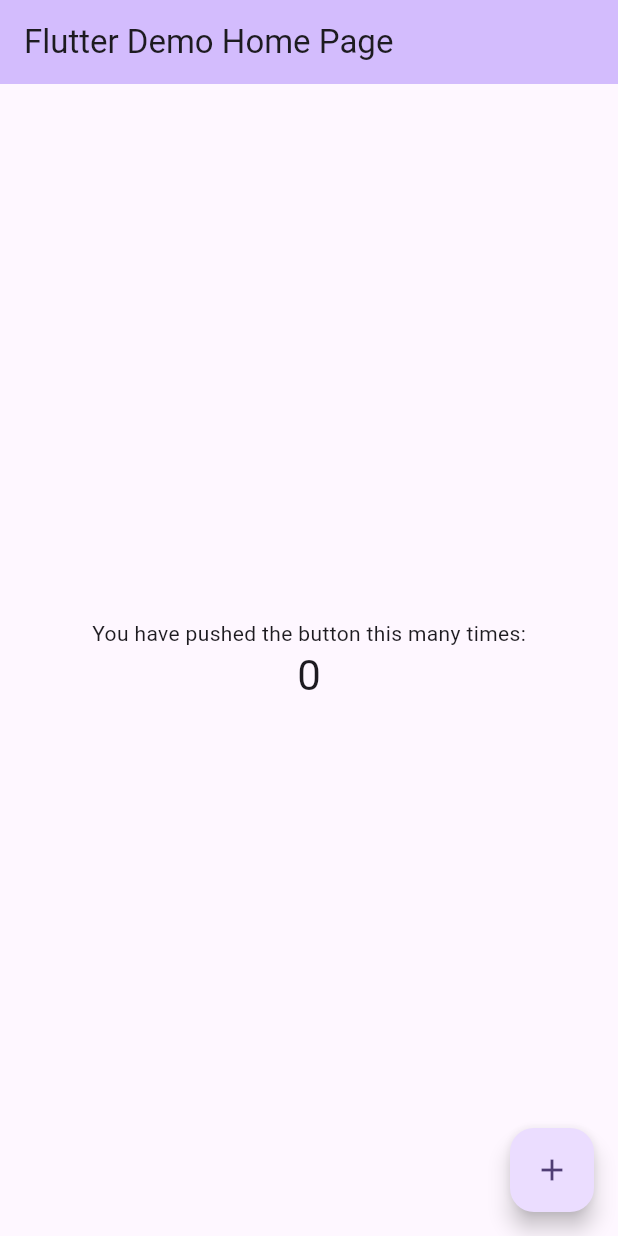
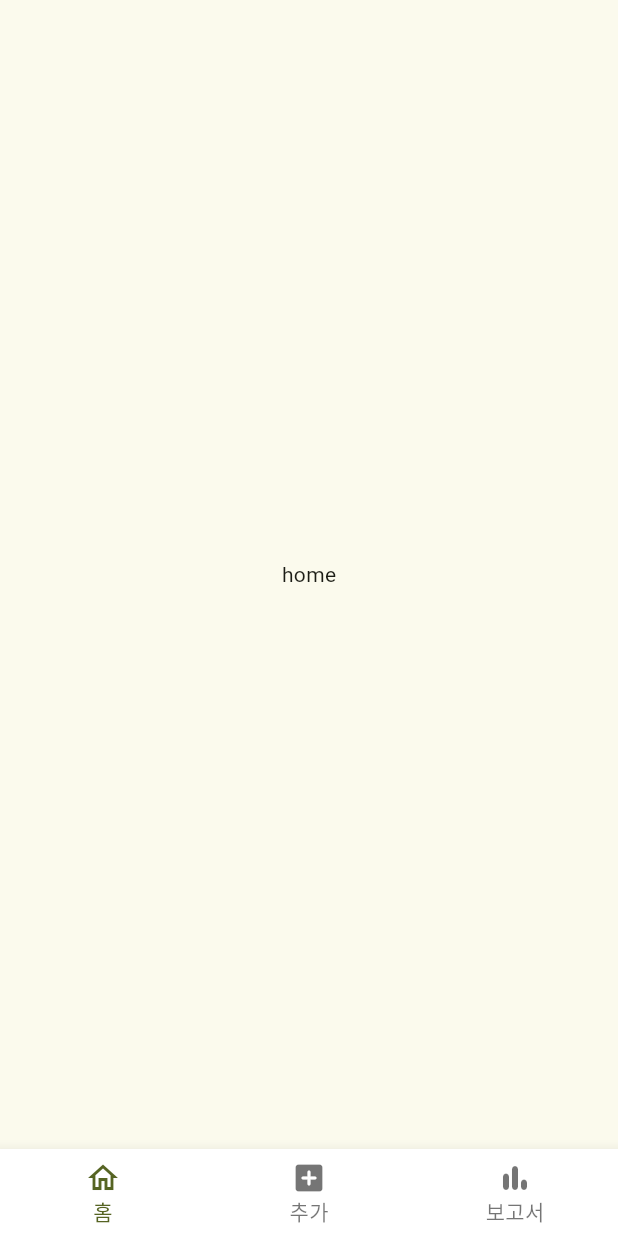
Before and after one commit to lxxyeon/SobieNote_Android, a Flutter app: the screen it shows after launch, on a phone screen of 412 x 824 dp. Run offline on Flutter 3.47's test engine with Material 3 defaults, Android fonts, the phone set to English and light mode, and no system bars.

Commit message:
[ADD] default layout 과 root tab 생성

```diff
--- /dev/null
+++ b/sobienote_flutter/lib/common/const/colors.dart
@@ -0,0 +1,6 @@
+import 'dart:ui';
+
+//primary colors
+const LIGHT_OLIVE = Color(0xFF5E6C2D);
+const OLIVE = Color(0xFF343C19);
+const DARK_OLIVE = Color(0xFF1F240F);
--- /dev/null
+++ b/sobienote_flutter/lib/component/default_layout.dart
@@ -0,0 +1,17 @@
+import 'package:flutter/material.dart';
+
+class DefaultLayout extends StatelessWidget {
+  final Widget child;
+  final Widget? bottomNavigationBar;
+
+  const DefaultLayout({
+    super.key,
+    required this.child,
+    this.bottomNavigationBar,
+  });
+
+  @override
+  Widget build(BuildContext context) {
+    return Scaffold(body: child, bottomNavigationBar: bottomNavigationBar);
+  }
+}
--- a/sobienote_flutter/lib/main.dart
+++ b/sobienote_flutter/lib/main.dart
@@ -1,122 +1,22 @@
 import 'package:flutter/material.dart';
+import 'package:sobienote_flutter/common/const/colors.dart';
+import 'package:sobienote_flutter/view/root_tab.dart';
 
 void main() {
-  runApp(const MyApp());
+  runApp(MyApp());
 }
 
 class MyApp extends StatelessWidget {
   const MyApp({super.key});
 
-  // This widget is the root of your application.
   @override
   Widget build(BuildContext context) {
     return MaterialApp(
       title: 'Flutter Demo',
       theme: ThemeData(
-        // This is the theme of your application.
-        //
-        // TRY THIS: Try running your application with "flutter run". You'll see
-        // the application has a purple toolbar. Then, without quitting the app,
-        // try changing the seedColor in the colorScheme below to Colors.green
-        // and then invoke "hot reload" (save your changes or press the "hot
-        // reload" button in a Flutter-supported IDE, or press "r" if you used
-        // the command line to start the app).
-        //
-        // Notice that the counter didn't reset back to zero; the application
-        // state is not lost during the reload. To reset the state, use hot
-        // restart instead.
-        //
-        // This works for code too, not just values: Most code changes can be
-        // tested with just a hot reload.
-        colorScheme: ColorScheme.fromSeed(seedColor: Colors.deepPurple),
+        colorScheme: ColorScheme.fromSeed(seedColor: OLIVE),
       ),
-      home: const MyHomePage(title: 'Flutter Demo Home Page'),
+      home: const RootTab(),
     );
   }
 }
-
-class MyHomePage extends StatefulWidget {
-  const MyHomePage({super.key, required this.title});
-
-  // This widget is the home page of your application. It is stateful, meaning
-  // that it has a State object (defined below) that contains fields that affect
-  // how it looks.
-
-  // This class is the configuration for the state. It holds the values (in this
-  // case the title) provided by the parent (in this case the App widget) and
-  // used by the build method of the State. Fields in a Widget subclass are
-  // always marked "final".
-
-  final String title;
-
-  @override
-  State<MyHomePage> createState() => _MyHomePageState();
-}
-
-class _MyHomePageState extends State<MyHomePage> {
-  int _counter = 0;
-
-  void _incrementCounter() {
-    setState(() {
-      // This call to setState tells the Flutter framework that something has
-      // changed in this State, which causes it to rerun the build method below
-      // so that the display can reflect the updated values. If we changed
-      // _counter without calling setState(), then the build method would not be
-      // called again, and so nothing would appear to happen.
-      _counter++;
-    });
-  }
-
-  @override
-  Widget build(BuildContext context) {
-    // This method is rerun every time setState is called, for instance as done
-    // by the _incrementCounter method above.
-    //
-    // The Flutter framework has been optimized to make rerunning build methods
-    // fast, so that you can just rebuild anything that needs updating rather
-    // than having to individually change instances of widgets.
-    return Scaffold(
-      appBar: AppBar(
-        // TRY THIS: Try changing the color here to a specific color (to
-        // Colors.amber, perhaps?) and trigger a hot reload to see the AppBar
-        // change color while the other colors stay the same.
-        backgroundColor: Theme.of(context).colorScheme.inversePrimary,
-        // Here we take the value from the MyHomePage object that was created by
-        // the App.build method, and use it to set our appbar title.
-        title: Text(widget.title),
-      ),
-      body: Center(
-        // Center is a layout widget. It takes a single child and positions it
-        // in the middle of the parent.
-        child: Column(
-          // Column is also a layout widget. It takes a list of children and
-          // arranges them vertically. By default, it sizes itself to fit its
-          // children horizontally, and tries to be as tall as its parent.
-          //
-          // Column has various properties to control how it sizes itself and
-          // how it positions its children. Here we use mainAxisAlignment to
-          // center the children vertically; the main axis here is the vertical
-          // axis because Columns are vertical (the cross axis would be
-          // horizontal).
-          //
-          // TRY THIS: Invoke "debug painting" (choose the "Toggle Debug Paint"
-          // action in the IDE, or press "p" in the console), to see the
-          // wireframe for each widget.
-          mainAxisAlignment: MainAxisAlignment.center,
-          children: <Widget>[
-            const Text('You have pushed the button this many times:'),
-            Text(
-              '$_counter',
-              style: Theme.of(context).textTheme.headlineMedium,
-            ),
-          ],
-        ),
-      ),
-      floatingActionButton: FloatingActionButton(
-        onPressed: _incrementCounter,
-        tooltip: 'Increment',
-        child: const Icon(Icons.add),
-      ), // This trailing comma makes auto-formatting nicer for build methods.
-    );
-  }
-}
--- /dev/null
+++ b/sobienote_flutter/lib/view/home_screen.dart
@@ -0,0 +1,10 @@
+import 'package:flutter/material.dart';
+
+class HomeScreen extends StatelessWidget {
+  const HomeScreen({super.key});
+
+  @override
+  Widget build(BuildContext context) {
+    return const Center(child: Text('home'));
+  }
+}
--- /dev/null
+++ b/sobienote_flutter/lib/view/report_screen.dart
@@ -0,0 +1,10 @@
+import 'package:flutter/material.dart';
+
+class ReportScreen extends StatelessWidget {
+  const ReportScreen({super.key});
+
+  @override
+  Widget build(BuildContext context) {
+    return const Center(child: Text('report'));
+  }
+}
--- /dev/null
+++ b/sobienote_flutter/lib/view/root_tab.dart
@@ -0,0 +1,71 @@
+import 'package:flutter/material.dart';
+import 'package:sobienote_flutter/view/home_screen.dart';
+import 'package:sobienote_flutter/view/report_screen.dart';
+import 'package:sobienote_flutter/view/upload_screen.dart';
+
+import '../component/default_layout.dart';
+
+class RootTab extends StatefulWidget {
+  const RootTab({super.key});
+
+  @override
+  State<RootTab> createState() => _RootTabState();
+}
+
+class _RootTabState extends State<RootTab> with SingleTickerProviderStateMixin {
+  int index = 0;
+  late TabController controller;
+
+  @override
+  void initState() {
+    super.initState();
+    controller = TabController(length: 3, vsync: this);
+    controller.addListener(tabListener);
+  }
+
+  @override
+  void dispose() {
+    controller.removeListener(tabListener);
+    super.dispose();
+  }
+
+  void tabListener() {
+    setState(() {
+      index = controller.index;
+    });
+  }
+
+  @override
+  Widget build(BuildContext context) {
+    return DefaultLayout(
+      bottomNavigationBar: BottomNavigationBar(
+        backgroundColor: Colors.white,
+        selectedFontSize: 14,
+        unselectedFontSize: 14,
+        type: BottomNavigationBarType.fixed,
+        onTap: (int index) {
+          setState(() {
+            controller.index = index;
+          });
+        },
+        currentIndex: index,
+        items: [
+          BottomNavigationBarItem(icon: Icon(Icons.home_outlined), label: '홈'),
+          BottomNavigationBarItem(
+            icon: Icon(Icons.add_box_rounded),
+            label: '추가',
+          ),
+          BottomNavigationBarItem(
+            icon: Icon(Icons.bar_chart_rounded),
+            label: '보고서',
+          ),
+        ],
+      ),
+      child: TabBarView(
+        physics: NeverScrollableScrollPhysics(),
+        controller: controller,
+        children: [HomeScreen(), ReportScreen(), UploadScreen()],
+      ),
+    );
+  }
+}
--- /dev/null
+++ b/sobienote_flutter/lib/view/upload_screen.dart
@@ -0,0 +1,10 @@
+import 'package:flutter/material.dart';
+
+class UploadScreen extends StatelessWidget {
+  const UploadScreen({super.key});
+
+  @override
+  Widget build(BuildContext context) {
+    return const Center(child: Text('upload'));
+  }
+}
```
